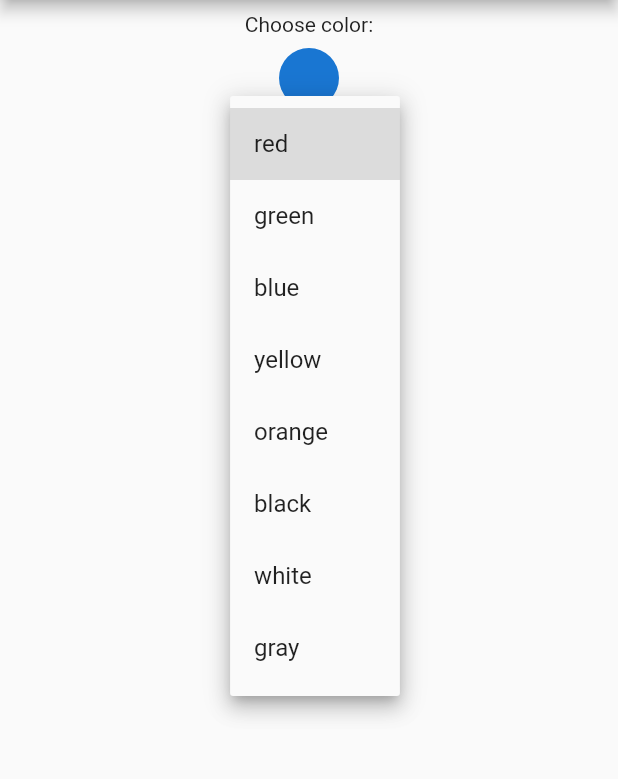
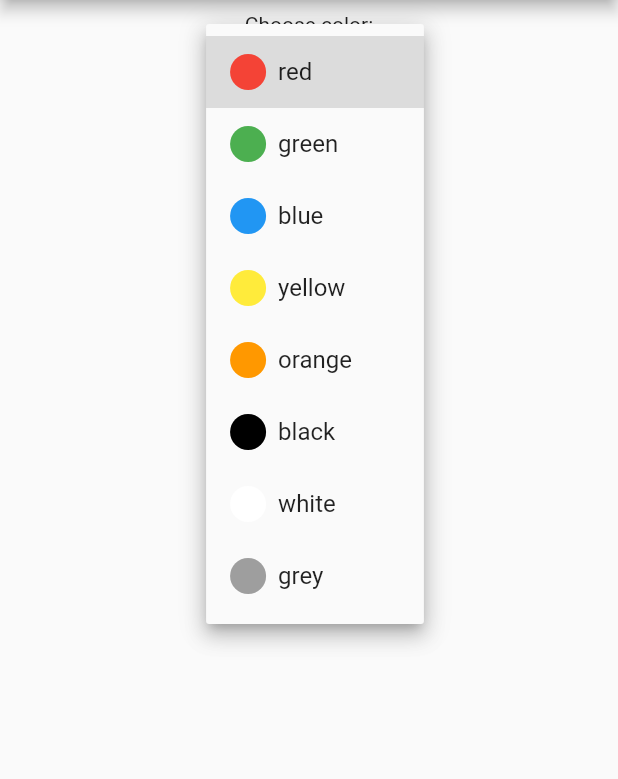
Before and after one commit to FooStudio/tinycolor, a Flutter app: the screen it shows after launch, after a tap on "red", on a phone screen of 412 x 824 dp, the part 84-863 px from its top. Run offline on Flutter 3.47's test engine with Material 2 defaults, Android fonts, the phone set to English and light mode, and no system bars; missing offline and left inert: pigment.

Commit message:
Changed ColorChooser color management

```diff
--- a/example/lib/main.dart
+++ b/example/lib/main.dart
@@ -27,6 +27,8 @@ class ExamplePage extends StatefulWidget {
 }
 
 class _ExamplePageState extends State<ExamplePage> {
+  Color _color = Colors.red;
+
   @override
   Widget build(BuildContext context) {
     return Scaffold(
@@ -36,7 +38,7 @@ class _ExamplePageState extends State<ExamplePage> {
       body: Center(
         child: Column(
           children: <Widget>[
-            ColorChooser(onColorChange: print),
+            ColorChooser(initialColor: _color, onColorChange: print),
           ],
         ),
       ),
--- a/example/lib/widgets/color_chooser.dart
+++ b/example/lib/widgets/color_chooser.dart
@@ -1,11 +1,12 @@
 import 'package:flutter/material.dart';
-import 'package:pigment/pigment.dart';
 
 class ColorChooser extends StatefulWidget {
+  final Color initialColor;
   final Function(Color)? onColorChange;
 
   const ColorChooser({
     Key? key,
+    required this.initialColor,
     this.onColorChange,
   }) : super(key: key);
 
@@ -14,21 +15,21 @@ class ColorChooser extends StatefulWidget {
 }
 
 class _ColorChooserState extends State<ColorChooser> {
-  final List<String> _selectableColors = [
-    "red",
-    "green",
-    "blue",
-    "yellow",
-    "orange",
-    "black",
-    "white",
-    "gray",
-  ];
-  late String _color;
+  final Map<String, Color> _selectableColors = {
+    "red": Colors.red,
+    "green": Colors.green,
+    "blue": Colors.blue,
+    "yellow": Colors.yellow,
+    "orange": Colors.orange,
+    "black": Colors.black,
+    "white": Colors.white,
+    "grey": Colors.grey,
+  };
+  late Color _color;
 
   @override
   void initState() {
-    _color = _selectableColors.first;
+    _color = widget.initialColor;
     super.initState();
   }
 
@@ -39,18 +40,24 @@ class _ColorChooserState extends State<ColorChooser> {
       child: Column(
         children: <Widget>[
           Text("Choose color:"),
-          SizedBox(height: 8),
-          CircleAvatar(backgroundColor: Pigment.fromString(_color)),
-          DropdownButton<String>(
+          DropdownButton<Color>(
             value: _color,
-            items: _selectableColors
-                .map((e) => DropdownMenuItem(child: Text(e), value: e))
+            items: _selectableColors.entries
+                .map((e) => DropdownMenuItem(
+                    child: Row(
+                      children: [
+                        CircleAvatar(backgroundColor: e.value, radius: 12),
+                        SizedBox(width: 8),
+                        Text(e.key),
+                      ],
+                    ),
+                    value: e.value))
                 .toList(),
             onChanged: (value) {
               setState(() {
                 _color = value!;
               });
-              widget.onColorChange?.call(Pigment.fromString(_color));
+              widget.onColorChange?.call(_color);
             },
           ),
         ],
```
